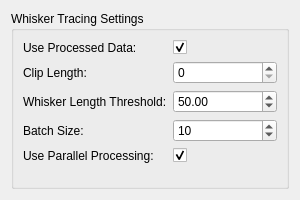
Qt form src/WhiskerToolbox/DataTransform_Widget/Media/WhiskerTracing_Widget/WhiskerTracing_Widget.ui (paulmthompson/WhiskerToolbox) before a commit.
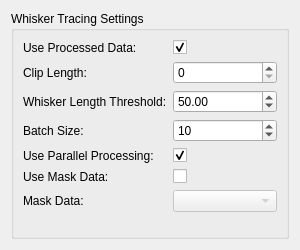
The same form after that commit.

Commit message: update to new version of whisker tracker

What changed in the file:
```diff
--- a/src/WhiskerToolbox/DataTransform_Widget/Media/WhiskerTracing_Widget/WhiskerTracing_Widget.ui
+++ b/src/WhiskerToolbox/DataTransform_Widget/Media/WhiskerTracing_Widget/WhiskerTracing_Widget.ui
@@ -7,7 +7,7 @@
     <x>0</x>
     <y>0</y>
     <width>300</width>
-    <height>200</height>
+    <height>250</height>
    </rect>
   </property>
   <property name="windowTitle">
@@ -114,6 +114,37 @@
         </property>
        </widget>
       </item>
+      <item row="5" column="0">
+       <widget class="QLabel" name="label_6">
+        <property name="text">
+         <string>Use Mask Data:</string>
+        </property>
+       </widget>
+      </item>
+      <item row="5" column="1">
+       <widget class="QCheckBox" name="use_mask_data_checkbox">
+        <property name="text">
+         <string/>
+        </property>
+        <property name="checked">
+         <bool>false</bool>
+        </property>
+       </widget>
+      </item>
+      <item row="6" column="0">
+       <widget class="QLabel" name="label_7">
+        <property name="text">
+         <string>Mask Data:</string>
+        </property>
+       </widget>
+      </item>
+      <item row="6" column="1">
+       <widget class="QComboBox" name="mask_data_combobox">
+        <property name="enabled">
+         <bool>false</bool>
+        </property>
+       </widget>
+      </item>
      </layout>
     </widget>
    </item>
```
The commit also changes 7 other files.
